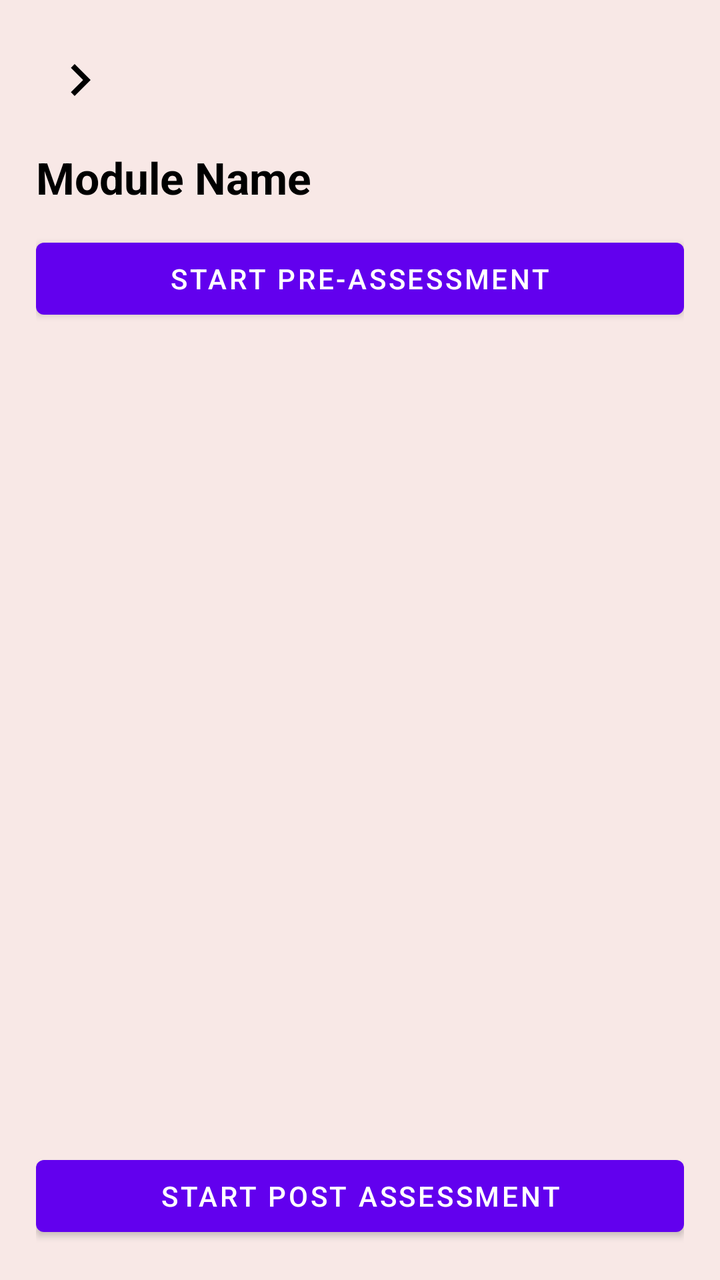
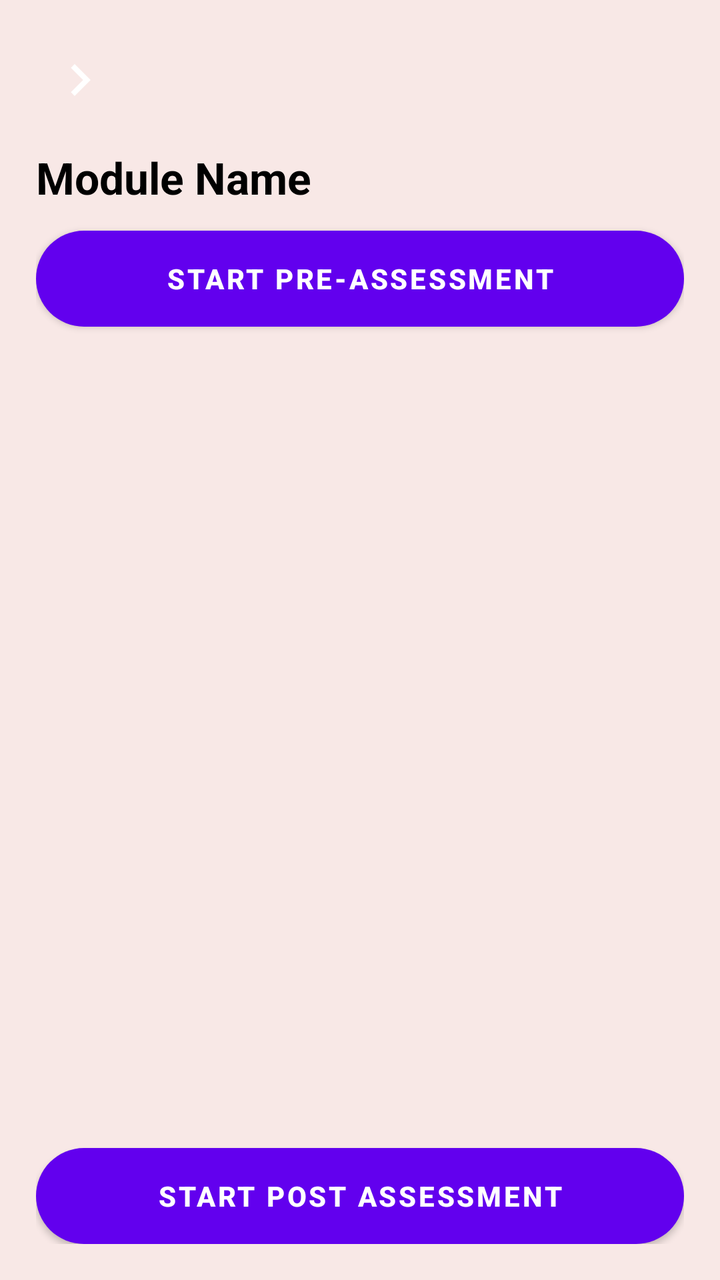

Compare the two renders of this Android layout. The source of the first and the diff that turns it into the second are given below.
<!-- AndroidManifest.xml: application theme Theme.CogniSync -->
<!-- res/layout/activity_module_home.xml -->
<?xml version="1.0" encoding="utf-8"?>
<LinearLayout xmlns:android="http://schemas.android.com/apk/res/android"
    android:orientation="vertical"
    android:padding="18dp"
    android:layout_width="match_parent"
    android:layout_height="match_parent"
    android:background="#F8E8E6">

    <ImageButton
        android:id="@+id/backButton"
        android:layout_width="44dp"
        android:layout_height="44dp"
        android:src="@drawable/chevron_right"
        android:background="@null"/>

    <TextView
        android:id="@+id/tvModuleTitle"
        android:layout_width="wrap_content"
        android:layout_height="wrap_content"
        android:text="Module Name"
        android:textSize="22sp"
        android:textColor="#000000"
        android:textStyle="bold"
        android:layout_marginTop="12dp"/>

    
    <Button
        android:id="@+id/btnStartPre"
        android:layout_width="match_parent"
        android:layout_height="48dp"
        android:text="Start Pre-Assessment"
        android:layout_marginTop="12dp"/>

    <androidx.recyclerview.widget.RecyclerView
        android:id="@+id/sessionRecyclerView"
        android:layout_width="match_parent"
        android:layout_height="0dp"
        android:layout_weight="1"
        android:layout_marginTop="18dp" />

    <Button
        android:id="@+id/btnStartPost"
        android:layout_width="match_parent"
        android:layout_height="48dp"
        android:text="Start Post Assessment"
        android:layout_marginTop="18dp"/>

</LinearLayout>
<!-- resources referenced by this layout -->
<resources>
  <!-- drawable chevron_right (drawable) -->
  <vector xmlns:android="http://schemas.android.com/apk/res/android"
      android:width="32dp"
      android:height="32dp"
      android:viewportWidth="32"
      android:viewportHeight="32">
      <path
          android:fillColor="#000000"
          android:pathData="M11.45 22.12L17.56 16l-6.1-6.12L13.32 8l8 8-8 8-1.88-1.88Z"/>
  </vector>
  <style name="Theme.CogniSync" parent="Theme.MaterialComponents.DayNight.NoActionBar">
  
  
  
          
          <item name="android:statusBarColor">@android:color/white</item>
          <item name="android:windowLightStatusBar">true</item>
  
      </style>
</resources>

<!-- the commit's change to res/layout/activity_module_home.xml (unified diff, before → after) -->
@@ -4,15 +4,20 @@
     android:padding="18dp"
     android:layout_width="match_parent"
     android:layout_height="match_parent"
-    android:background="#F8E8E6">
+    android:background="#F8E8E6"
+    android:fitsSystemWindows="true">
 
+    
     <ImageButton
         android:id="@+id/backButton"
         android:layout_width="44dp"
         android:layout_height="44dp"
-        android:src="@drawable/chevron_right"
-        android:background="@null"/>
+        android:src="@drawable/ic_arrow_back"
+        android:background="@null"
+        android:scaleType="centerInside"
+        android:contentDescription="Back"/>
 
+    
     <TextView
         android:id="@+id/tvModuleTitle"
         android:layout_width="wrap_content"
@@ -29,8 +34,11 @@
         android:layout_width="match_parent"
         android:layout_height="48dp"
         android:text="Start Pre-Assessment"
-        android:layout_marginTop="12dp"/>
+        android:layout_marginTop="12dp"
+        android:textStyle="bold"
+        android:background="@drawable/btn_bg"/>
 
+    
     <androidx.recyclerview.widget.RecyclerView
         android:id="@+id/sessionRecyclerView"
         android:layout_width="match_parent"
@@ -38,11 +46,14 @@
         android:layout_weight="1"
         android:layout_marginTop="18dp" />
 
+    
     <Button
         android:id="@+id/btnStartPost"
         android:layout_width="match_parent"
         android:layout_height="48dp"
         android:text="Start Post Assessment"
-        android:layout_marginTop="18dp"/>
+        android:layout_marginTop="18dp"
+        android:textStyle="bold"
+        android:background="@drawable/btn_bg"/>
 
 </LinearLayout>
<!-- resource entries referenced after the edit -->
@@ -1,13 +1,19 @@
 <!-- resources referenced by this layout -->
 <resources>
-  <!-- drawable chevron_right (drawable) -->
+  <!-- drawable btn_bg (drawable) -->
+  <shape xmlns:android="http://schemas.android.com/apk/res/android"
+      android:shape="rectangle">
+      <solid android:color="#B9BDBF"/>
+      <corners android:radius="35dp"/>
+  </shape>
+  <!-- drawable ic_arrow_back (drawable) -->
   <vector xmlns:android="http://schemas.android.com/apk/res/android"
       android:width="32dp"
       android:height="32dp"
       android:viewportWidth="32"
       android:viewportHeight="32">
       <path
-          android:fillColor="#000000"
+          android:fillColor="#ffffff"
           android:pathData="M11.45 22.12L17.56 16l-6.1-6.12L13.32 8l8 8-8 8-1.88-1.88Z"/>
   </vector>
   <style name="Theme.CogniSync" parent="Theme.MaterialComponents.DayNight.NoActionBar">
